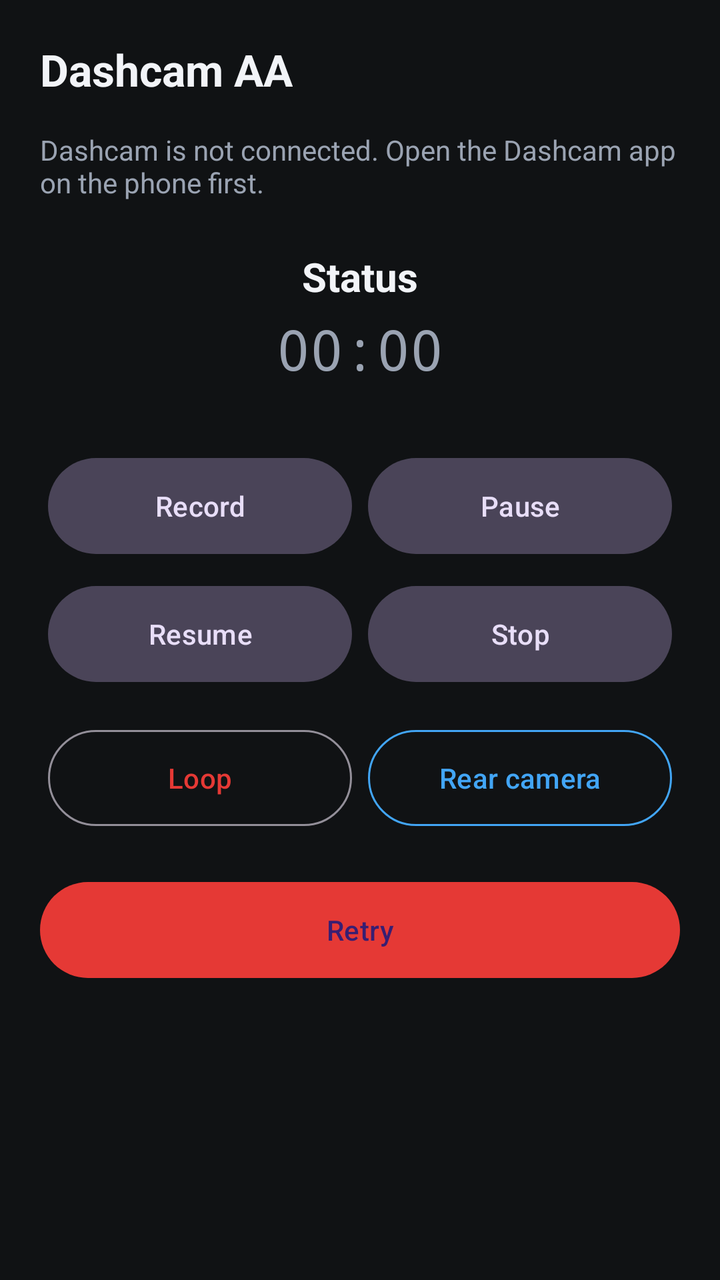
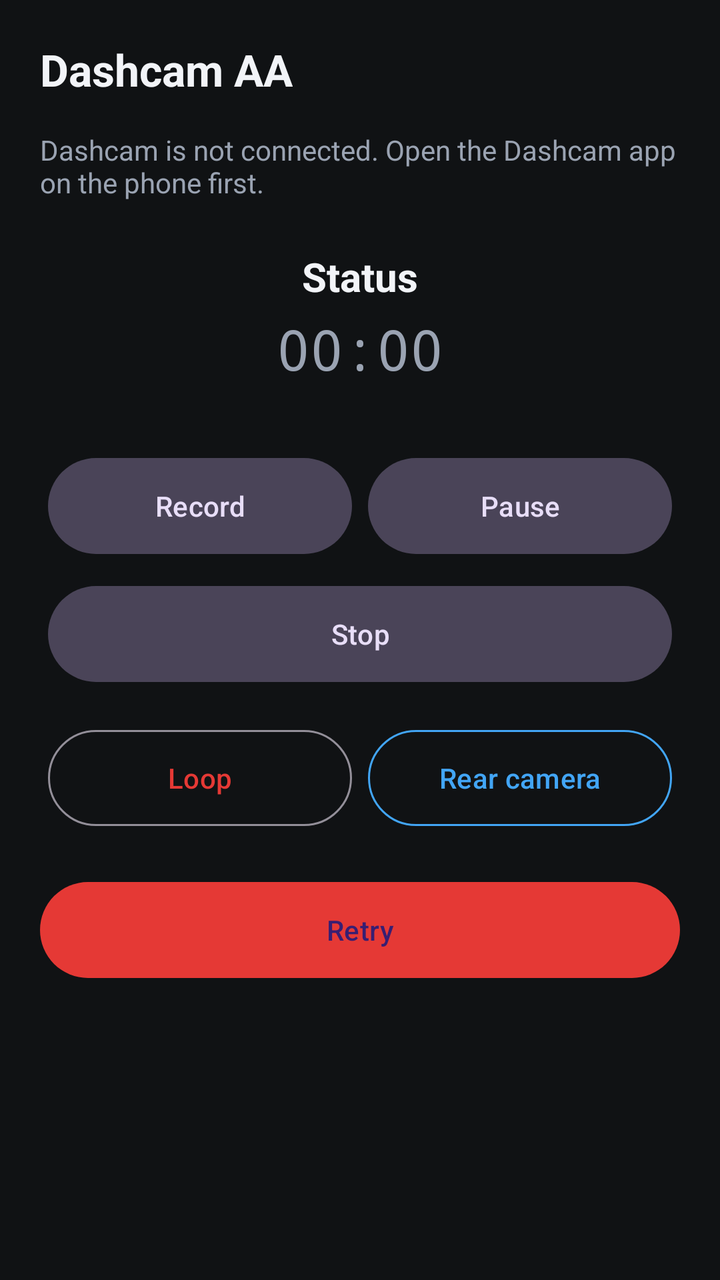

Compare the two renders of this Android layout. The source of the first and the diff that turns it into the second are given below.
<!-- AndroidManifest.xml: application theme Theme.DashcamHelper -->
<!-- res/layout/activity_main.xml -->
<?xml version="1.0" encoding="utf-8"?>
<androidx.constraintlayout.widget.ConstraintLayout xmlns:android="http://schemas.android.com/apk/res/android"
    xmlns:app="http://schemas.android.com/apk/res-auto"
    android:id="@+id/root"
    android:layout_width="match_parent"
    android:layout_height="match_parent"
    android:background="@color/bg"
    android:padding="20dp">

    <TextView
        android:id="@+id/title"
        android:layout_width="wrap_content"
        android:layout_height="wrap_content"
        android:text="@string/app_name"
        android:textColor="@color/text"
        android:textSize="22sp"
        android:textStyle="bold"
        app:layout_constraintStart_toStartOf="parent"
        app:layout_constraintTop_toTopOf="parent" />

    <TextView
        android:id="@+id/connection"
        android:layout_width="0dp"
        android:layout_height="wrap_content"
        android:layout_marginTop="16dp"
        android:text="@string/disconnected"
        android:textColor="@color/text_muted"
        android:textSize="14sp"
        app:layout_constraintEnd_toEndOf="parent"
        app:layout_constraintStart_toStartOf="parent"
        app:layout_constraintTop_toBottomOf="@id/title" />

    <TextView
        android:id="@+id/status"
        android:layout_width="wrap_content"
        android:layout_height="wrap_content"
        android:layout_marginTop="24dp"
        android:text="@string/status"
        android:textColor="@color/text"
        android:textSize="20sp"
        android:textStyle="bold"
        app:layout_constraintEnd_toEndOf="parent"
        app:layout_constraintStart_toStartOf="parent"
        app:layout_constraintTop_toBottomOf="@id/connection" />

    <TextView
        android:id="@+id/timer"
        android:layout_width="wrap_content"
        android:layout_height="wrap_content"
        android:layout_marginTop="4dp"
        android:fontFamily="monospace"
        android:text="00:00"
        android:textColor="@color/text_muted"
        android:textSize="28sp"
        app:layout_constraintEnd_toEndOf="parent"
        app:layout_constraintStart_toStartOf="parent"
        app:layout_constraintTop_toBottomOf="@id/status" />

    <LinearLayout
        android:id="@+id/controls"
        android:layout_width="0dp"
        android:layout_height="wrap_content"
        android:layout_marginTop="28dp"
        android:orientation="horizontal"
        app:layout_constraintEnd_toEndOf="parent"
        app:layout_constraintStart_toStartOf="parent"
        app:layout_constraintTop_toBottomOf="@id/timer">

        <com.google.android.material.button.MaterialButton
            android:id="@+id/btnPlay"
            style="@style/Widget.Material3.Button.TonalButton"
            android:layout_width="0dp"
            android:layout_height="56dp"
            android:layout_margin="4dp"
            android:layout_weight="1"
            android:text="@string/play" />

        <com.google.android.material.button.MaterialButton
            android:id="@+id/btnPause"
            style="@style/Widget.Material3.Button.TonalButton"
            android:layout_width="0dp"
            android:layout_height="56dp"
            android:layout_margin="4dp"
            android:layout_weight="1"
            android:text="@string/pause" />
    </LinearLayout>

    <LinearLayout
        android:id="@+id/controls2"
        android:layout_width="0dp"
        android:layout_height="wrap_content"
        android:orientation="horizontal"
        app:layout_constraintEnd_toEndOf="parent"
        app:layout_constraintStart_toStartOf="parent"
        app:layout_constraintTop_toBottomOf="@id/controls">

        <com.google.android.material.button.MaterialButton
            android:id="@+id/btnResume"
            style="@style/Widget.Material3.Button.TonalButton"
            android:layout_width="0dp"
            android:layout_height="56dp"
            android:layout_margin="4dp"
            android:layout_weight="1"
            android:text="@string/resume" />

        <com.google.android.material.button.MaterialButton
            android:id="@+id/btnStop"
            style="@style/Widget.Material3.Button.TonalButton"
            android:layout_width="0dp"
            android:layout_height="56dp"
            android:layout_margin="4dp"
            android:layout_weight="1"
            android:text="@string/stop" />
    </LinearLayout>

    <LinearLayout
        android:id="@+id/toggles"
        android:layout_width="0dp"
        android:layout_height="wrap_content"
        android:layout_marginTop="8dp"
        android:orientation="horizontal"
        app:layout_constraintEnd_toEndOf="parent"
        app:layout_constraintStart_toStartOf="parent"
        app:layout_constraintTop_toBottomOf="@id/controls2">

        <com.google.android.material.button.MaterialButton
            android:id="@+id/btnLoop"
            style="@style/Widget.Material3.Button.OutlinedButton"
            android:layout_width="0dp"
            android:layout_height="56dp"
            android:layout_margin="4dp"
            android:layout_weight="1"
            android:text="@string/loop" />

        <com.google.android.material.button.MaterialButton
            android:id="@+id/btnCamera"
            style="@style/Widget.Material3.Button.OutlinedButton"
            android:layout_width="0dp"
            android:layout_height="56dp"
            android:layout_margin="4dp"
            android:layout_weight="1"
            android:text="@string/camera_rear"
            android:textColor="@color/camera_toggle"
            app:strokeColor="@color/camera_toggle" />
    </LinearLayout>

    <com.google.android.material.button.MaterialButton
        android:id="@+id/btnRetry"
        style="@style/Widget.Material3.Button"
        android:layout_width="0dp"
        android:layout_height="56dp"
        android:layout_marginTop="16dp"
        android:text="@string/retry"
        app:layout_constraintEnd_toEndOf="parent"
        app:layout_constraintStart_toStartOf="parent"
        app:layout_constraintTop_toBottomOf="@id/toggles" />

</androidx.constraintlayout.widget.ConstraintLayout>
<!-- resources referenced by this layout -->
<resources>
  <color name="bg">#FF101214</color>
  <color name="camera_toggle">#FF42A5F5</color>
  <color name="text">#FFF2F4F8</color>
  <color name="text_muted">#FF9AA3B2</color>
  <string name="app_name">Dashcam AA</string>
  <string name="camera_rear">Rear camera</string>
  <string name="disconnected">Dashcam is not connected. Open the Dashcam app on the phone first.</string>
  <string name="loop">Loop</string>
  <string name="pause">Pause</string>
  <string name="play">Record</string>
  <string name="resume">Resume</string>
  <string name="retry">Retry</string>
  <string name="status">Status</string>
  <string name="stop">Stop</string>
  <style name="Theme.DashcamHelper" parent="Theme.Material3.Dark.NoActionBar">
          <item name="android:statusBarColor">@color/bg</item>
          <item name="android:navigationBarColor">@color/bg</item>
          <item name="android:windowBackground">@color/bg</item>
          <item name="colorPrimary">@color/accent</item>
      </style>
  <color name="accent">#FFE53935</color>
</resources>

<!-- the commit's change to res/layout/activity_main.xml (unified diff, before → after) -->
@@ -4,7 +4,6 @@
     android:id="@+id/root"
     android:layout_width="match_parent"
     android:layout_height="match_parent"
-    android:background="@color/bg"
     android:padding="20dp">
 
     <TextView
@@ -49,7 +48,7 @@
         android:layout_height="wrap_content"
         android:layout_marginTop="4dp"
         android:fontFamily="monospace"
-        android:text="00:00"
+        android:text="@string/timer_zero"
         android:textColor="@color/text_muted"
         android:textSize="28sp"
         app:layout_constraintEnd_toEndOf="parent"
@@ -93,15 +92,6 @@
         app:layout_constraintEnd_toEndOf="parent"
         app:layout_constraintStart_toStartOf="parent"
         app:layout_constraintTop_toBottomOf="@id/controls">
-
-        <com.google.android.material.button.MaterialButton
-            android:id="@+id/btnResume"
-            style="@style/Widget.Material3.Button.TonalButton"
-            android:layout_width="0dp"
-            android:layout_height="56dp"
-            android:layout_margin="4dp"
-            android:layout_weight="1"
-            android:text="@string/resume" />
 
         <com.google.android.material.button.MaterialButton
             android:id="@+id/btnStop"
<!-- resource entries referenced after the edit -->
@@ -1,6 +1,5 @@
 <!-- resources referenced by this layout -->
 <resources>
-  <color name="bg">#FF101214</color>
   <color name="camera_toggle">#FF42A5F5</color>
   <color name="text">#FFF2F4F8</color>
   <color name="text_muted">#FF9AA3B2</color>
@@ -10,16 +9,17 @@
   <string name="loop">Loop</string>
   <string name="pause">Pause</string>
   <string name="play">Record</string>
-  <string name="resume">Resume</string>
   <string name="retry">Retry</string>
   <string name="status">Status</string>
   <string name="stop">Stop</string>
+  <string name="timer_zero">00:00</string>
   <style name="Theme.DashcamHelper" parent="Theme.Material3.Dark.NoActionBar">
           <item name="android:statusBarColor">@color/bg</item>
           <item name="android:navigationBarColor">@color/bg</item>
           <item name="android:windowBackground">@color/bg</item>
           <item name="colorPrimary">@color/accent</item>
       </style>
+  <color name="bg">#FF101214</color>
   <color name="accent">#FFE53935</color>
 </resources>
 
